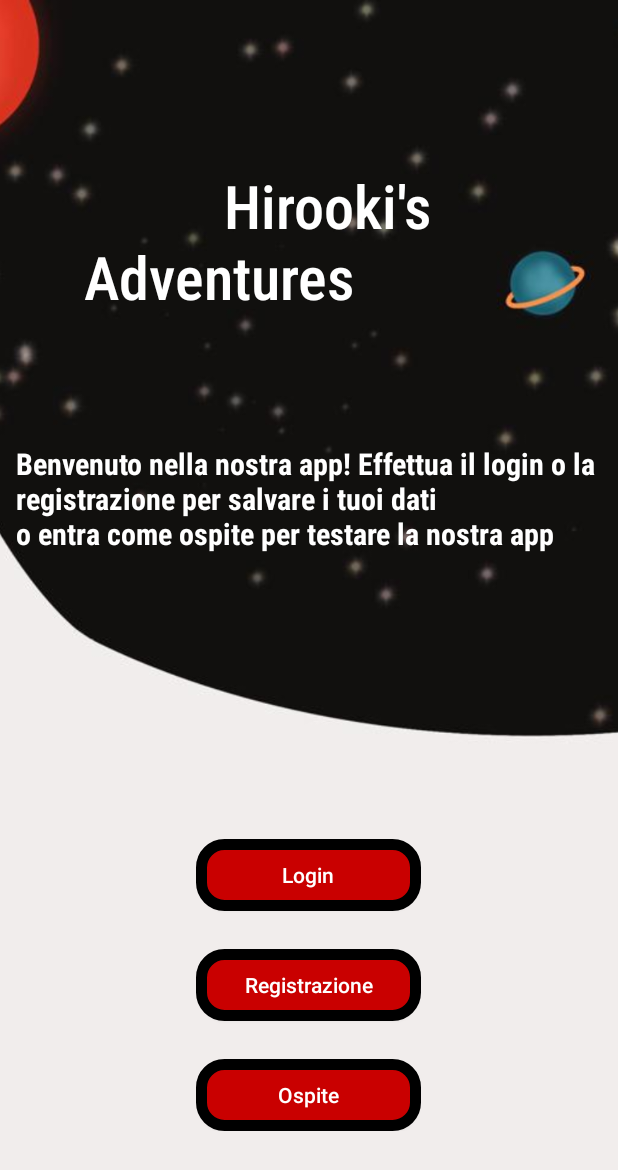
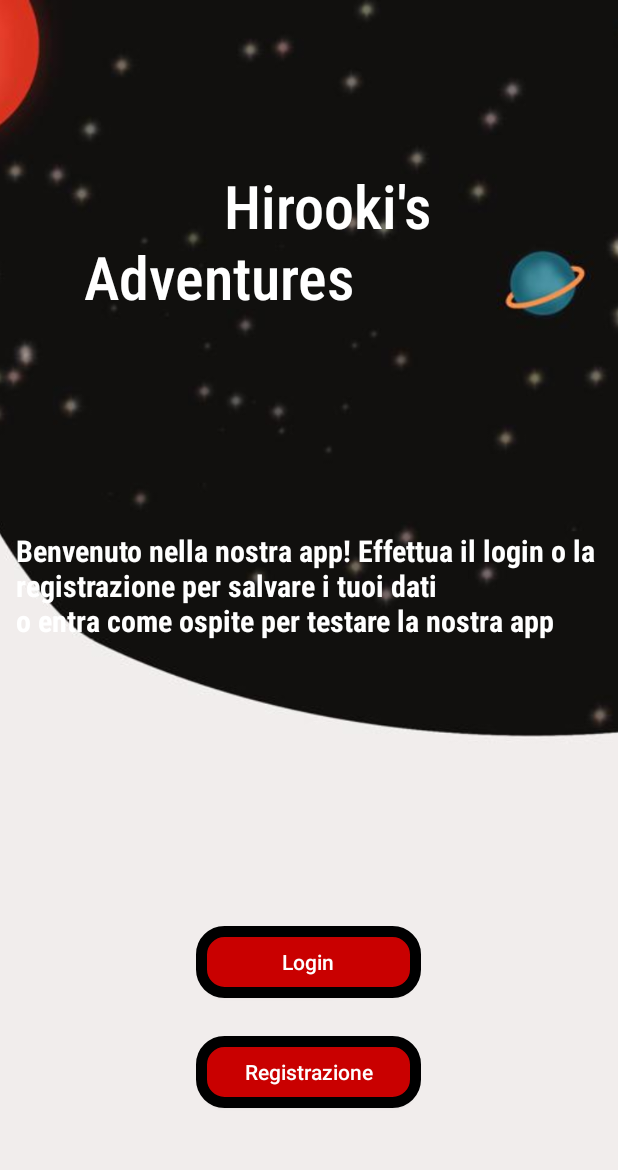
Before and after one commit to Benedettatotaro/CasoDiStudio, an Android app: the HomeFragment screen opened directly, with no data from a screen before it, on a phone screen of 412 x 824 dp. Shown: the top 1170 px of the screen. Run offline under Robolectric (Android 15) with nearby library versions, the light colour scheme and no system bars.

Commit message:
some changes (giovanni è scemo)

```diff
--- a/app/src/main/java/com/example/casodistudio/HallActivity.java
+++ b/app/src/main/java/com/example/casodistudio/HallActivity.java
@@ -63,4 +63,9 @@ public class HallActivity extends AppCompatActivity {
         this.startActivity(i);
     }
 
+    public void callLogin(){  //chiama l'activity login
+        Intent i=new Intent(HallActivity.this,MainActivity.class);
+        this.startActivity(i);
+    }
+
 }
--- a/app/src/main/java/com/example/casodistudio/MainActivity.java
+++ b/app/src/main/java/com/example/casodistudio/MainActivity.java
@@ -3,8 +3,6 @@
 import androidx.appcompat.app.AppCompatActivity;
 import androidx.fragment.app.FragmentTransaction;
 
-import android.content.Intent;
-import android.content.SharedPreferences;
 import android.content.pm.ActivityInfo;
 import android.os.Bundle;
 import android.view.WindowManager;
@@ -13,8 +11,6 @@
 import com.example.casodistudio.ingress.HomeFragment;
 
 public class MainActivity extends AppCompatActivity {
-
-    //private String email=getSharedPreferences("game",MODE_PRIVATE).getString("email",null);
 
     @Override
     protected void onCreate(Bundle savedInstanceState) {
@@ -29,25 +25,6 @@
         ft.replace(R.id.container, new HomeFragment());
         ft.commit();
 
-        /*if(email!=null){
-            callHall();
-        }
-        else{
-            callFragment();
-        }*/
-
-    }
-
-    public void callHall(){
-        Intent i=new Intent(MainActivity.this,HallActivity.class);
-        startActivity(i);
-    }
-
-    public void callFragment(){
-        setContentView(R.layout.activity_main);
-        FragmentTransaction ft = this.getSupportFragmentManager().beginTransaction();
-        ft.replace(R.id.container, new HomeFragment());
-        ft.commit();
     }
 
 }
--- a/app/src/main/java/com/example/casodistudio/game/gameviews/LViews/ViewMars.java
+++ b/app/src/main/java/com/example/casodistudio/game/gameviews/LViews/ViewMars.java
@@ -61,7 +61,7 @@ public class ViewMars extends SurfaceView implements Runnable {
             Canvas canvas=getHolder().lockCanvas();
             canvas.drawBitmap(background_marte,0,0,paint);
             canvas.drawBitmap(ground_marte,0,0,paint);
-            canvas.drawBitmap(getCharacter(),getX(),screenY-ground_marte.getHeight()-rover.getHeight(),paint);
+            //canvas.drawBitmap(getCharacter(),getX(),screenY-ground_marte.getHeight()-rover.getHeight(),paint);
         }
     }
     @Override
--- a/app/src/main/java/com/example/casodistudio/game/gameviews/ViewTravel.java
+++ b/app/src/main/java/com/example/casodistudio/game/gameviews/ViewTravel.java
@@ -106,6 +106,7 @@ public class ViewTravel extends SurfaceView implements Runnable, SensorEventList
             }
         }
         else{  //se il gioco finisce salva i dati delle gemme
+            //SCRIVERE SE E' LOGGATO E IN QUEL CASO SALVARE I DATI E SE è CONNESSO AD INTERNET SCRIVERLI ANCHE SU FIREBASE
             SharedPreferences.Editor editor= prefs.edit();
             editor.putInt("moonGem",gemCounter);
             editor.putBoolean("moonFinished",true); //imposta che il livello della luna è finito
--- a/app/src/main/java/com/example/casodistudio/ingress/HomeFragment.java
+++ b/app/src/main/java/com/example/casodistudio/ingress/HomeFragment.java
@@ -26,7 +26,6 @@ public class HomeFragment extends Fragment {
 
     private Button loginButton;
     private Button singupButton;
-    private Button hostButton;
 
     @SuppressLint("MissingInflatedId")
     @Nullable
@@ -36,7 +35,6 @@ public class HomeFragment extends Fragment {
 
         loginButton = v.findViewById(R.id.loginBtn);
         singupButton = v.findViewById(R.id.singupBtn);
-        hostButton = v.findViewById(R.id.hostBtn);
 
         loginButton.setOnClickListener(v14 -> {
             AppCompatActivity activity = (MainActivity) getActivity();
@@ -44,14 +42,6 @@ public class HomeFragment extends Fragment {
             ft.replace(R.id.container, new LoginFragment());
             ft.addToBackStack(null);
             ft.commit();
-        });
-
-        //quando si clicca sul bottone per entrare come ospiti viene chiamato
-        //un'intent che chiama l'activity landscape
-        hostButton.setOnClickListener(v13 -> {
-            Intent i = new Intent(getActivity(), HallActivity.class);
-            ///i.setFlags(Intent.FLAG_ACTIVITY_CLEAR_TASK|Intent.FLAG_ACTIVITY_NEW_TASK);
-            getActivity().startActivity(i);
         });
 
         singupButton.setOnClickListener(v13 -> {
--- a/app/src/main/res/layout/fragment_home.xml
+++ b/app/src/main/res/layout/fragment_home.xml
@@ -43,16 +43,6 @@ per salvare i tuoi dati\no entra come ospite per testare la nostra app"/>
         android:layout_centerHorizontal="true"
         android:layout_margin="15dp"/>
 
-    <Button
-        android:id="@+id/hostBtn"
-        android:layout_below="@+id/singupBtn"
-        android:layout_width="150dp"
-        android:textAllCaps="false"
-        android:layout_height="wrap_content"
-        android:text="Ospite"
-        android:background="@drawable/edittextbackground"
-        android:layout_centerHorizontal="true"
-        android:layout_marginTop="10dp"/>
 
     <!-- immagine trasparente così da far comparire
      l'immagine dell'activity che sarà la stessa
```
Also changed, not shown: app/src/main/java/com/example/casodistudio/game/gameviews/LViews/ViewMuseum.java (+8 -1 lines), app/src/main/java/com/example/casodistudio/game/gameviews/Main.java (deleted, +0 -22 lines), app/src/main/res/layout/fragment_pause.xml (+8 -8 lines), app/src/main/res/drawable/login.PNG (added).
